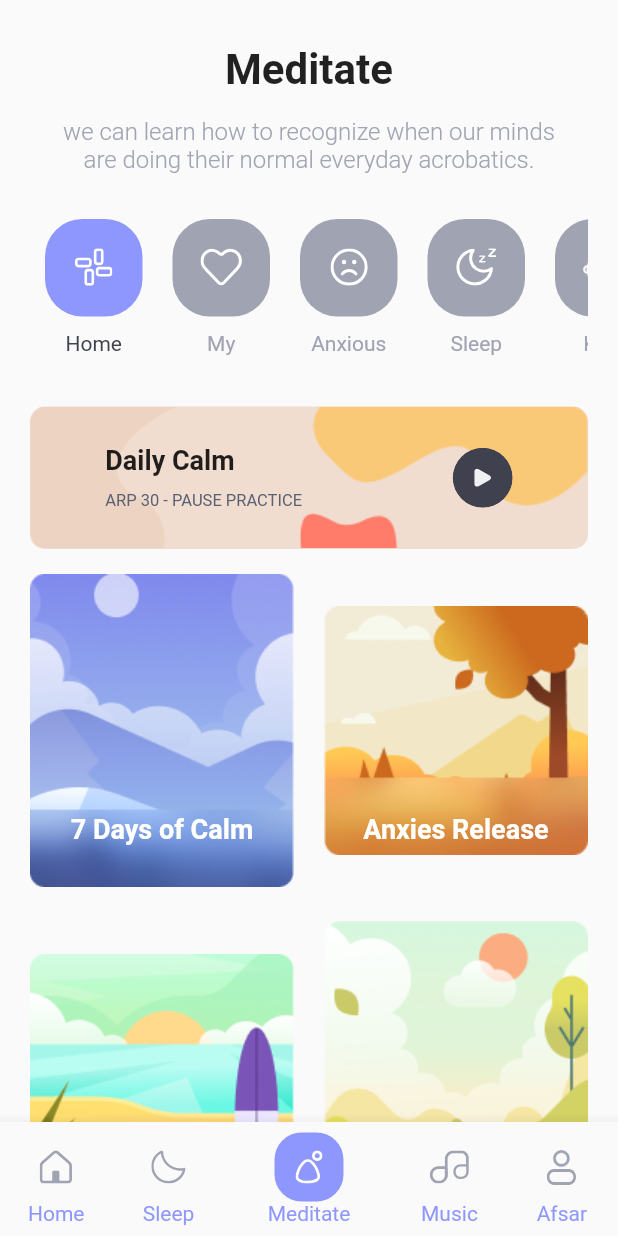
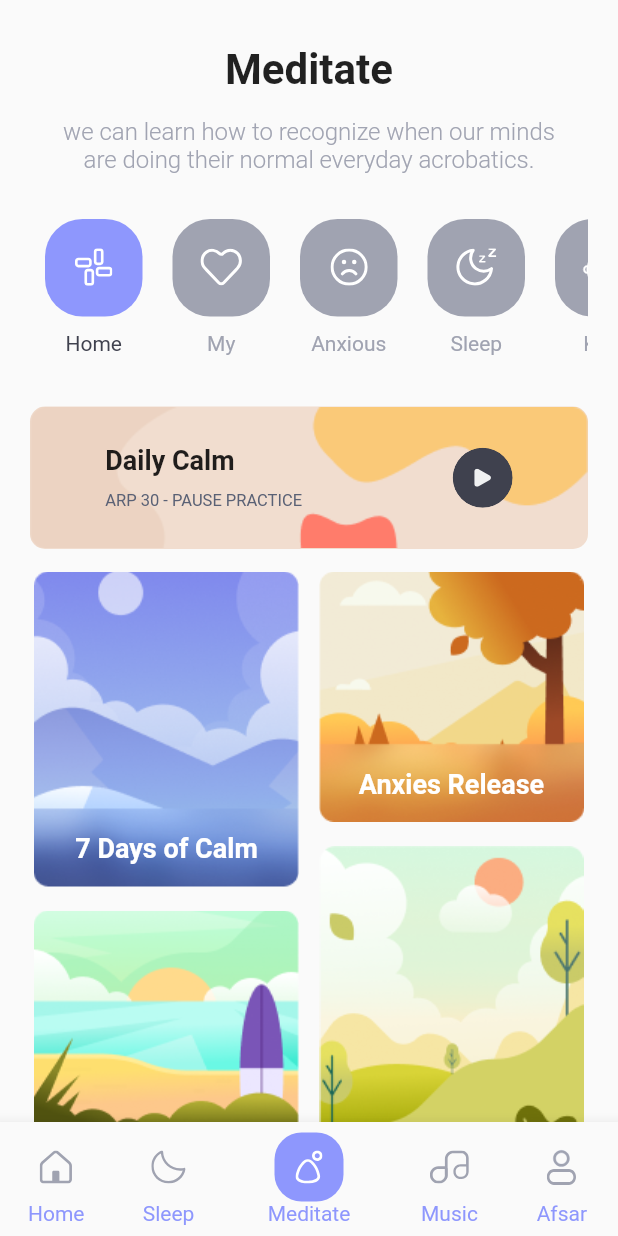
Before and after one commit to akashjpro/MeditationProject, a Flutter app: the screen it shows after launch, on a phone screen of 412 x 824 dp. Run offline on Flutter 3.47's test engine with Material 2 defaults, Android fonts, the light colour scheme and no system bars; our stand-ins replace flutter_svg, group_button; missing offline and left inert: charcode; Roboto replaces fonts that are missing (HelveticaNeue).

Commit message:
update meditate

```diff
--- a/lib/presentation/screens/meditate/meditate.dart
+++ b/lib/presentation/screens/meditate/meditate.dart
@@ -39,23 +39,19 @@ class _MeditateScreenState extends State<MeditateScreen> {
 
   final List<CustomCardItem> cards = [
     CustomCardItem(
-      height: 210.0,
       imgPath: "assets/images/category_bg_1.png",
       label: '7 Days of Calm',
     ),
     CustomCardItem(
-        height: 160.0,
-        imgPath: "assets/images/category_bg_2.png",
-        label: 'Anxies Release',
-        isSmall: true),
+      imgPath: "assets/images/category_bg_2.png",
+      label: 'Anxies Release',
+    ),
     CustomCardItem(
-      height: 160.0,
-      imgPath: "assets/images/category_bg_3.png",
+      imgPath: "assets/images/category_bg_4.png",
       label: '',
     ),
     CustomCardItem(
-      height: 210.0,
-      imgPath: "assets/images/category_bg_4.png",
+      imgPath: "assets/images/category_bg_3.png",
       label: '',
     ),
   ];
@@ -74,6 +70,21 @@ class _MeditateScreenState extends State<MeditateScreen> {
     } else {
       return Container(color: kPrimaryColor);
     }
+  }
+
+  List<StaggeredTile> _builderSize() {
+    List<StaggeredTile> items = [];
+    bool flag = true;
+    for (int i = 0; i < cards.length; i++) {
+      if (flag) {
+        items.add(StaggeredTile.extent(1, 210));
+        flag = false;
+      } else {
+        items.add(StaggeredTile.extent(1, 167));
+        flag = true;
+      }
+    }
+    return items;
   }
 
   @override
@@ -151,16 +162,16 @@ class _MeditateScreenState extends State<MeditateScreen> {
           // daily
           Daily(),
           SizedBox(height: 15.0),
-          GridView.count(
+          StaggeredGridView.count(
             shrinkWrap: true,
-            mainAxisSpacing: 20,
-            crossAxisSpacing: 20,
+            mainAxisSpacing: 16,
+            crossAxisSpacing: 8,
             crossAxisCount: 2,
-            childAspectRatio: 0.83,
             children: List.generate(
               cards.length,
               (index) => CustomCard(customCardItem: cards[index]),
             ),
+            staggeredTiles: _builderSize(),
           ),
         ],
       ),
--- a/lib/presentation/screens/meditate/models/custom_card_item.dart
+++ b/lib/presentation/screens/meditate/models/custom_card_item.dart
@@ -1,11 +1,8 @@
 class CustomCardItem {
-  final double height;
   final String imgPath;
   final String label;
-  bool? isSmall;
-  CustomCardItem(
-      {required this.height,
-      required this.imgPath,
-      required this.label,
-      this.isSmall});
+  CustomCardItem({
+    required this.imgPath,
+    required this.label,
+  });
 }
--- a/lib/presentation/screens/meditate/widgets/custom_card.dart
+++ b/lib/presentation/screens/meditate/widgets/custom_card.dart
@@ -9,20 +9,20 @@ class CustomCard extends StatelessWidget {
 // need better flexible solution
   @override
   Widget build(BuildContext context) {
-    return Container(
-      // width: 177.0,
-      // height: customCardItem.height,
+    return InkWell(
+      onTap: () {},
+      child: Container(
         decoration: BoxDecoration(
           image: DecorationImage(
             image: AssetImage(customCardItem.imgPath),
-          fit: BoxFit.contain,
+            // fit: BoxFit.contain,
+            alignment: Alignment.topCenter,
           ),
           borderRadius: BorderRadius.circular(10.0),
         ),
-      child: Align(
+        child: Container(
           alignment: Alignment.bottomCenter,
-        child: Padding(
-          padding: const EdgeInsets.symmetric(vertical: 30.0),
+          margin: EdgeInsets.only(bottom: 15.0),
           child: Text(
             customCardItem.label,
             style: TextStyle(
```
Also changed, not shown: 10 other files. Lines whose indentation alone changed are shown as unchanged.
